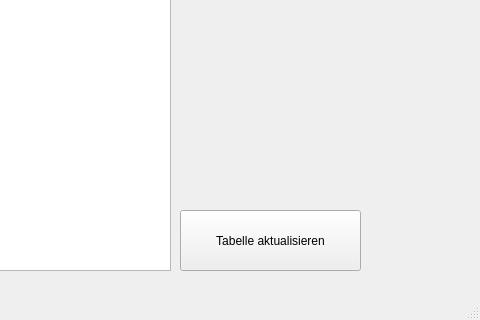
Before: the Qt Designer form Patientenverwaltung/mainwindow.ui in JenniferRied/Patientenverwaltung, drawn with Qt 5; both pictures show x 320 to 800 and y 280 to 600 of the 800 by 600 pixel window.
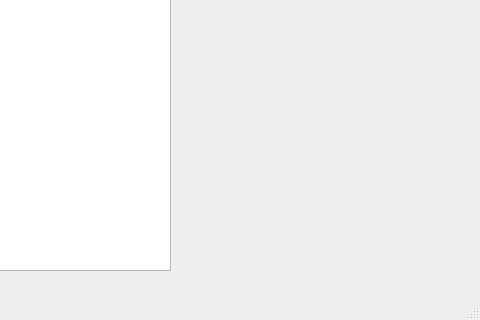
After: the same form once the commit is applied. Icons and pictures are not drawn.

Commit message: Tabelle automatisch aktualisieren

What changed in the file:
```diff
--- a/Patientenverwaltung/mainwindow.ui
+++ b/Patientenverwaltung/mainwindow.ui
@@ -102,19 +102,6 @@
      <string/>
     </property>
    </widget>
-   <widget class="QPushButton" name="pushButton">
-    <property name="geometry">
-     <rect>
-      <x>500</x>
-      <y>490</y>
-      <width>181</width>
-      <height>61</height>
-     </rect>
-    </property>
-    <property name="text">
-     <string>Tabelle aktualisieren</string>
-    </property>
-   </widget>
   </widget>
   <widget class="QMenuBar" name="menubar">
    <property name="geometry">
```
The commit also changes 2 other files.
